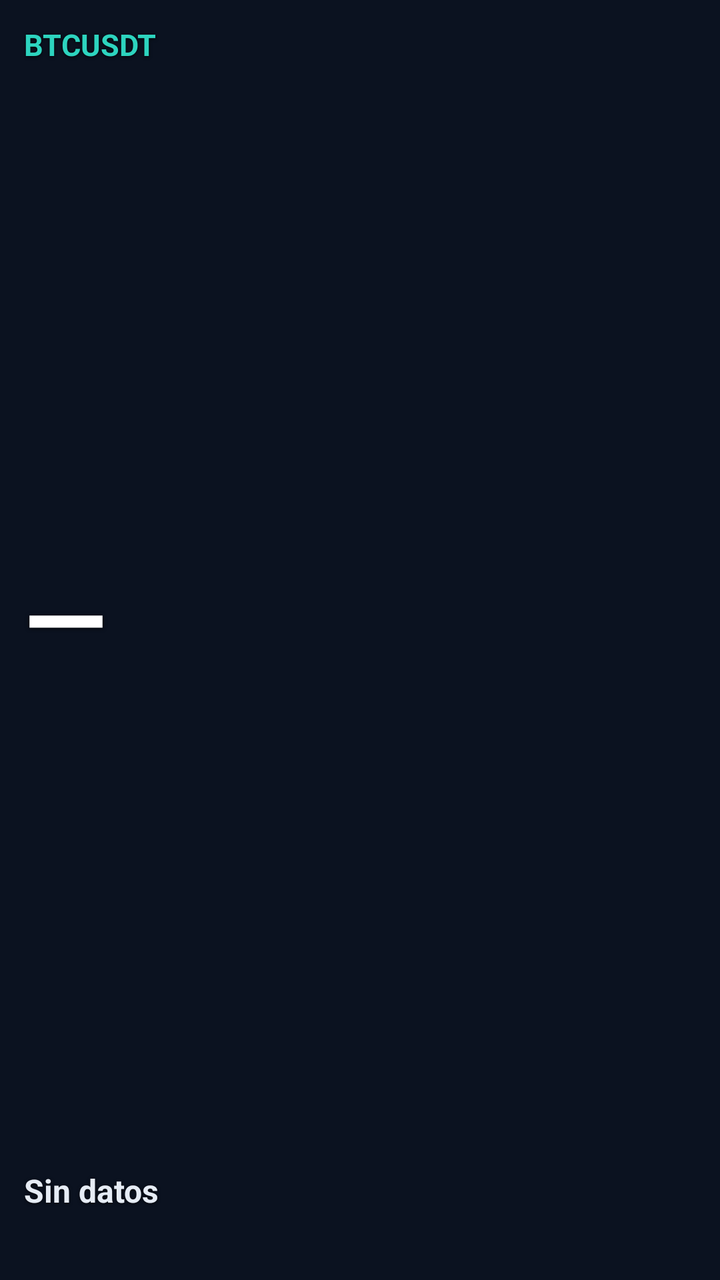
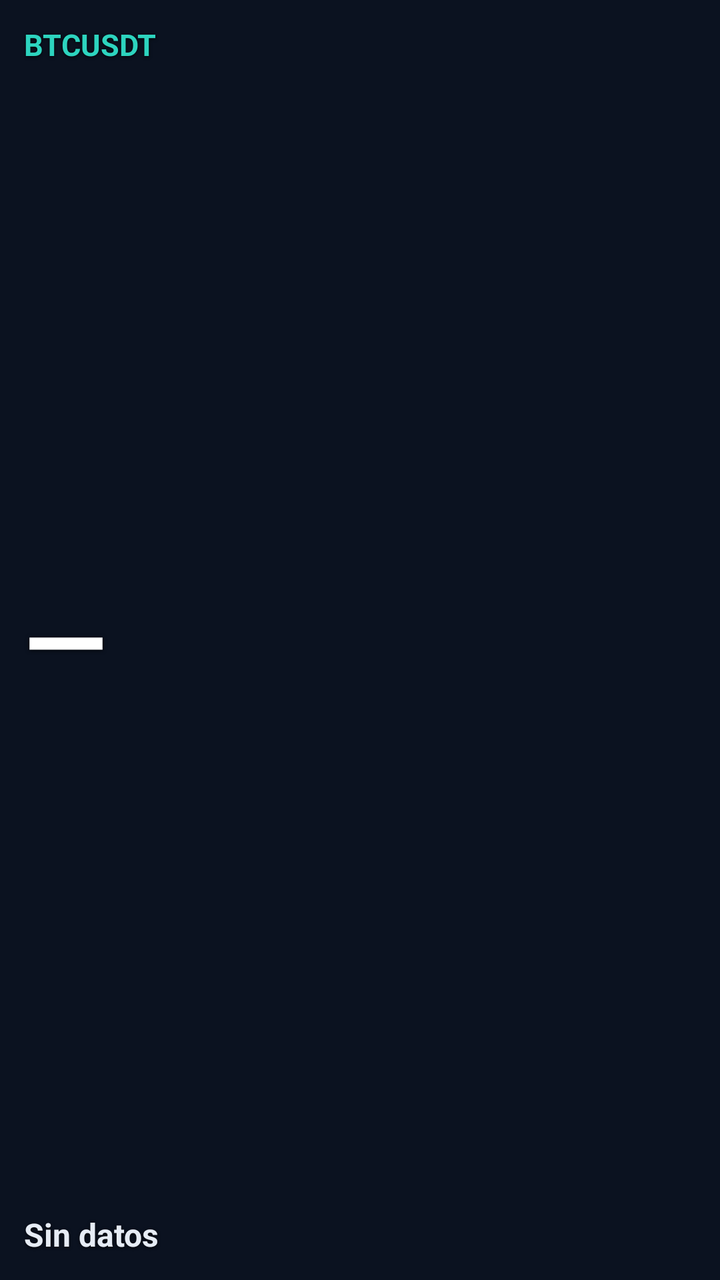

Before-and-after screenshots of an Android layout around one commit, followed by the original layout XML and the change that was made.
<!-- AndroidManifest.xml: application theme Theme.OctoTrading -->
<!-- res/layout/widget_octo.xml -->
<?xml version="1.0" encoding="utf-8"?>
<FrameLayout xmlns:android="http://schemas.android.com/apk/res/android"
    android:id="@+id/widget_root"
    android:layout_width="match_parent"
    android:layout_height="match_parent">

    <ImageView
        android:id="@+id/widget_bg_image"
        android:layout_width="match_parent"
        android:layout_height="match_parent"
        android:scaleType="fitXY"
        android:contentDescription="@null" />

    <LinearLayout
        android:layout_width="match_parent"
        android:layout_height="match_parent"
        android:orientation="vertical"
        android:padding="12dp">

        <TextView
            android:id="@+id/widget_symbol"
            android:layout_width="match_parent"
            android:layout_height="wrap_content"
            android:maxLines="1"
            android:textSize="15sp"
            android:autoSizeTextType="uniform"
            android:autoSizeMinTextSize="12sp"
            android:autoSizeMaxTextSize="20sp"
            android:textColor="#2DD4BF"
            android:textStyle="bold"
            android:shadowColor="#CC000000"
            android:shadowDx="0"
            android:shadowDy="1"
            android:shadowRadius="4"
            android:text="BTCUSDT" />

        <TextView
            android:id="@+id/widget_price"
            android:layout_width="match_parent"
            android:layout_height="0dp"
            android:layout_weight="1"
            android:gravity="center_vertical"
            android:maxLines="1"
            android:textSize="30sp"
            android:autoSizeTextType="uniform"
            android:autoSizeMinTextSize="22sp"
            android:autoSizeMaxTextSize="54sp"
            android:textColor="#FFFFFF"
            android:textStyle="bold"
            android:shadowColor="#CC000000"
            android:shadowDx="0"
            android:shadowDy="1"
            android:shadowRadius="5"
            android:text="—" />

        <TextView
            android:id="@+id/widget_action"
            android:layout_width="match_parent"
            android:layout_height="wrap_content"
            android:maxLines="1"
            android:textSize="16sp"
            android:autoSizeTextType="uniform"
            android:autoSizeMinTextSize="13sp"
            android:autoSizeMaxTextSize="22sp"
            android:textColor="#E6ECF5"
            android:textStyle="bold"
            android:shadowColor="#CC000000"
            android:shadowDx="0"
            android:shadowDy="1"
            android:shadowRadius="4"
            android:text="Sin datos" />

        <ImageView
            android:id="@+id/widget_thermo"
            android:layout_width="match_parent"
            android:layout_height="16dp"
            android:layout_marginTop="6dp"
            android:scaleType="fitXY"
            android:contentDescription="@null" />

    </LinearLayout>

</FrameLayout>
<!-- resources referenced by this layout -->
<resources>
  <style name="Theme.OctoTrading" parent="android:Theme.Material.NoActionBar">
          <item name="android:statusBarColor">#0B1220</item>
          <item name="android:navigationBarColor">#0B1220</item>
          <item name="android:windowBackground">#0B1220</item>
      </style>
</resources>

<!-- the commit's change to res/layout/widget_octo.xml (unified diff, before → after) -->
@@ -70,14 +70,6 @@
             android:shadowRadius="4"
             android:text="Sin datos" />
 
-        <ImageView
-            android:id="@+id/widget_thermo"
-            android:layout_width="match_parent"
-            android:layout_height="16dp"
-            android:layout_marginTop="6dp"
-            android:scaleType="fitXY"
-            android:contentDescription="@null" />
-
     </LinearLayout>
 
 </FrameLayout>
